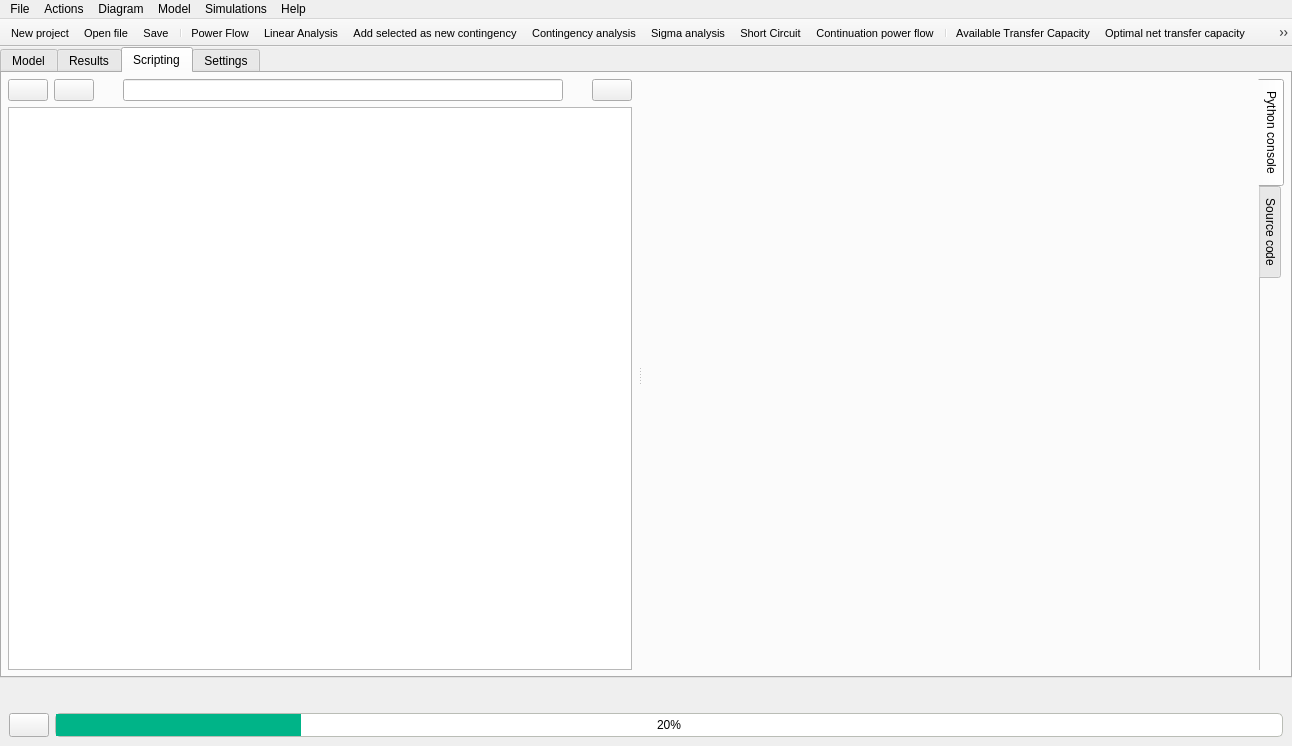
This is src/GridCal/Gui/Main/MainWindow.ui in SanPen/GridCal as Qt 5 draws it before an edit. The edited form follows.
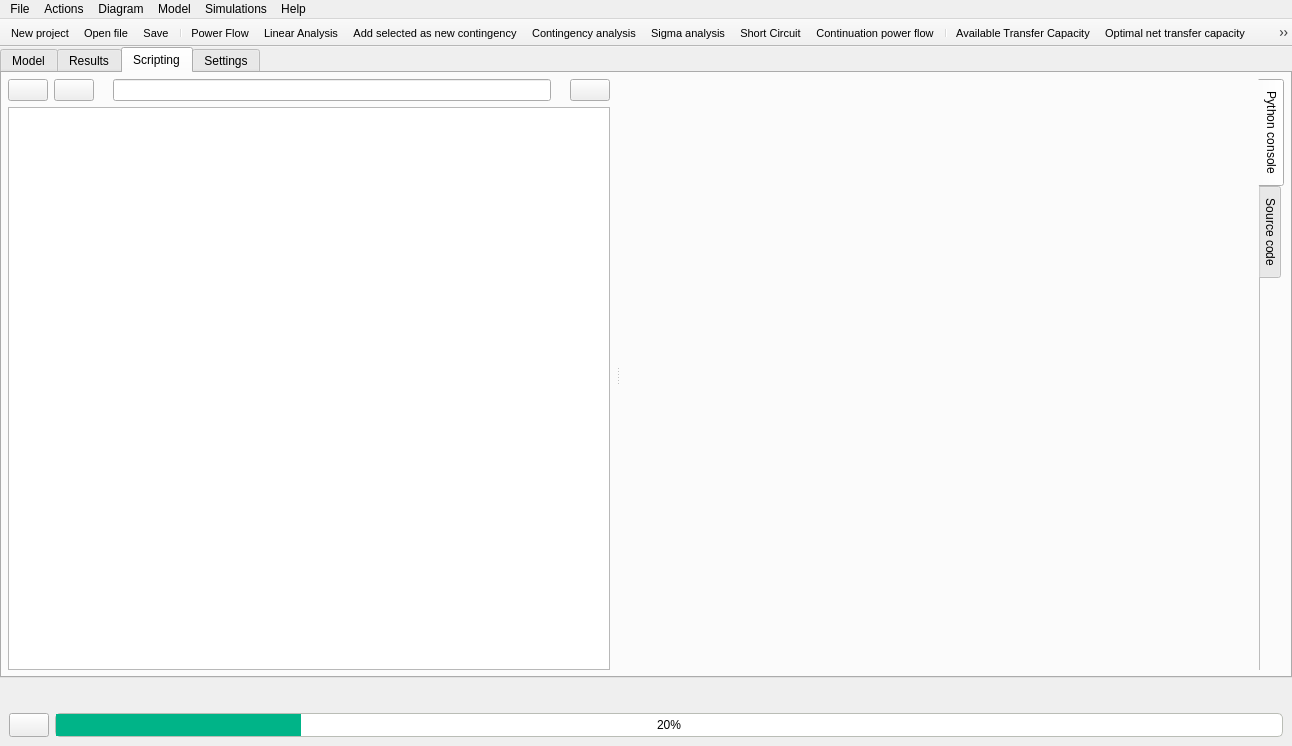
This is the edited form. The open tabs and pages were chosen to show the change. Icons and pictures are not drawn.

```diff
--- a/src/GridCal/Gui/Main/MainWindow.ui
+++ b/src/GridCal/Gui/Main/MainWindow.ui
@@ -1916,7 +1916,7 @@
                   <item>
                    <widget class="QLabel" name="label_91">
                     <property name="text">
-                     <string>     </string>
+                     <string/>
                     </property>
                    </widget>
                   </item>
@@ -1930,7 +1930,7 @@
                   <item>
                    <widget class="QLabel" name="label_98">
                     <property name="text">
-                     <string>     </string>
+                     <string/>
                     </property>
                    </widget>
                   </item>
```
Left out of the diff: 8 changed lines with no effect on the pictures.
